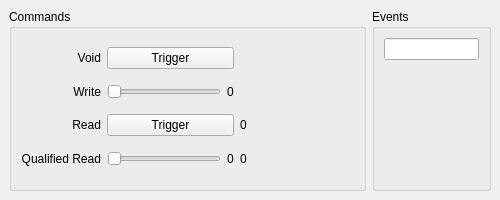
This is branches/main/examples/cisstMultiTask/QtCommandsAndEvents/client.ui in eetuna/cisst as Qt 5 draws it before an edit. The edited form follows.
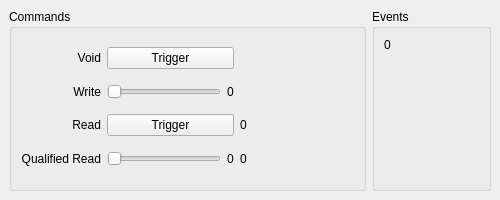
This is the edited form.

Commit message: branches/main, examples/cisstMultiTask/QtCommandsAndEvents: fully functional example

Patch:
```diff
--- a/branches/main/examples/cisstMultiTask/QtCommandsAndEvents/client.ui
+++ b/branches/main/examples/cisstMultiTask/QtCommandsAndEvents/client.ui
@@ -126,16 +126,6 @@
        <string>Events</string>
       </property>
       <layout class="QGridLayout" name="gridLayout_3">
-       <item row="0" column="0">
-        <widget class="QLineEdit" name="EventValue">
-         <property name="alignment">
-          <set>Qt::AlignCenter</set>
-         </property>
-         <property name="readOnly">
-          <bool>true</bool>
-         </property>
-        </widget>
-       </item>
        <item row="1" column="0">
         <spacer name="verticalSpacer">
          <property name="orientation">
@@ -149,6 +139,13 @@
          </property>
         </spacer>
        </item>
+       <item row="0" column="0">
+        <widget class="QLabel" name="EventValue">
+         <property name="text">
+          <string>0</string>
+         </property>
+        </widget>
+       </item>
       </layout>
      </widget>
     </item>
```
Left out of the diff: 16 changed lines with no effect on the pictures. The commit also changes 5 other files.
